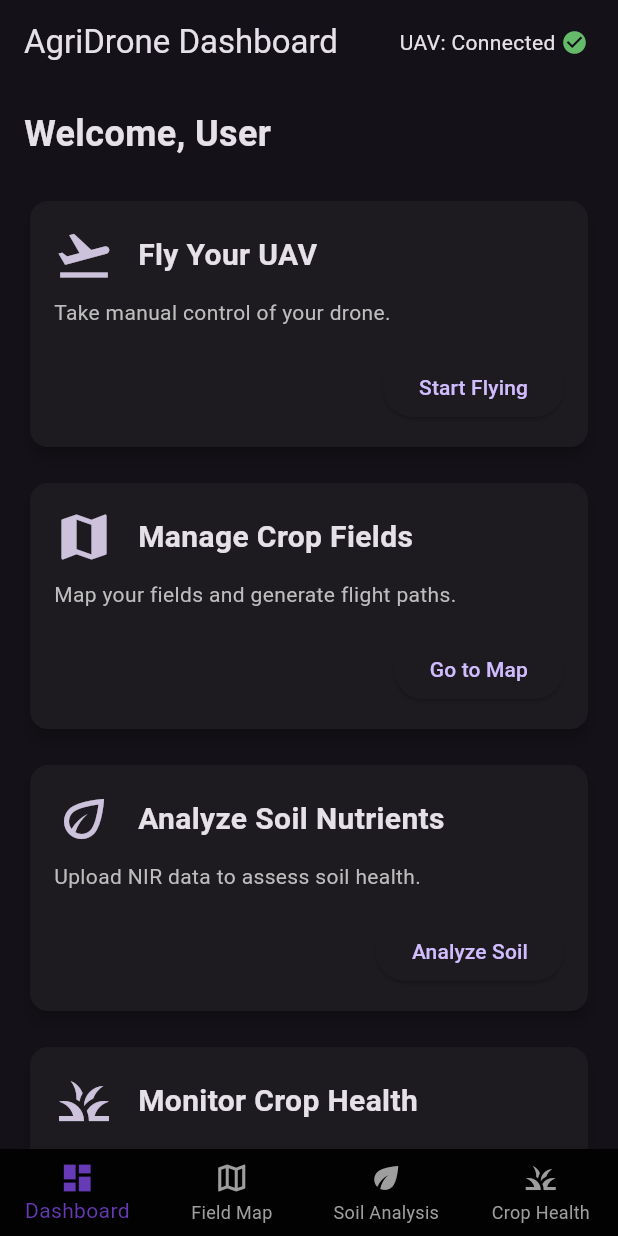
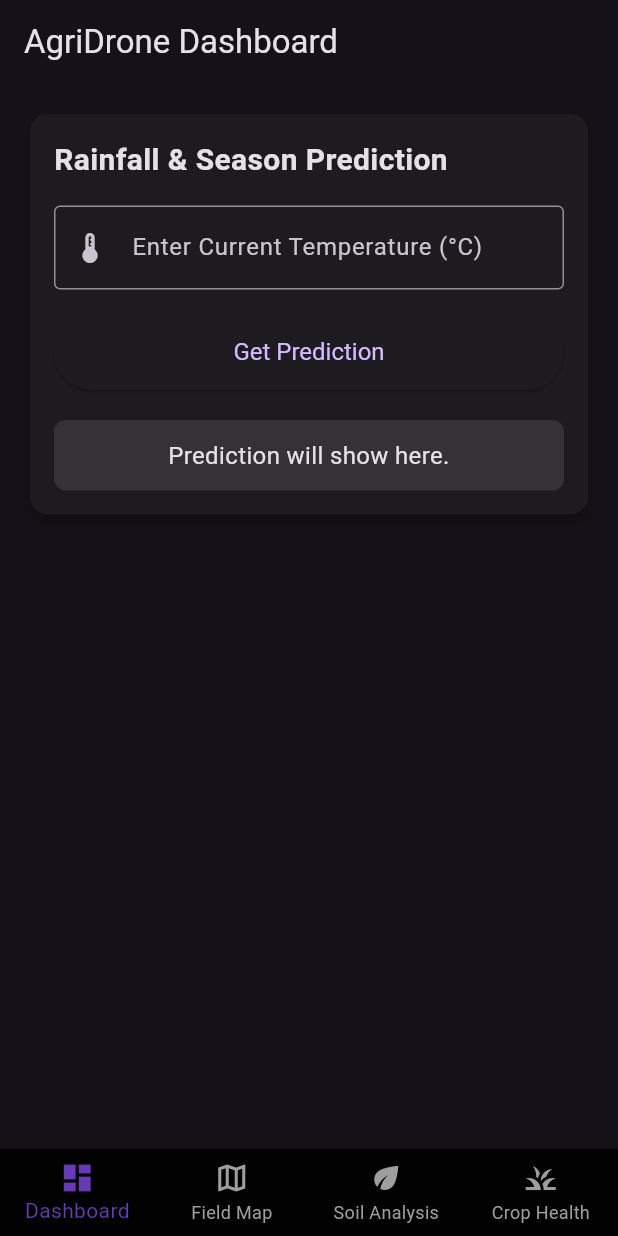
Before and after one commit to Rahul964493/agri_drone_app, a Flutter app: the screen it shows after launch, on a phone screen of 412 x 824 dp. Run offline on Flutter 3.47's test engine with Material 3 defaults, Android fonts, the phone set to English and light mode, and no system bars; our stand-ins replace csv, file_picker, fl_chart, flutter_map, latlong2, shared_preferences; missing offline and left inert: dart_mavlink, flutter_joystick, flutter_libserialport.

Commit message:
new files added

```diff
--- a/lib/dashboard_page.dart
+++ b/lib/dashboard_page.dart
@@ -1,150 +1,146 @@
-import 'package:agri_drone_app/control_page.dart'; // We'll create this later
 import 'package:flutter/material.dart';
+import 'package:http/http.dart' as http; // Import for making API calls
+import 'dart:convert'; // Import for handling JSON data
 
+class DashboardPage extends StatefulWidget {
+  const DashboardPage({super.key});
 
-class DashboardPage extends StatelessWidget {
-  const DashboardPage({super.key});
+  @override
+  State<DashboardPage> createState() => _DashboardPageState();
+}
+
+class _DashboardPageState extends State<DashboardPage> {
+  String _predictionResult = "Prediction will show here.";
+  bool _isLoading = false;
+  final TextEditingController _tempController = TextEditingController();
+
+  // --- Function to get prediction from your Python server ---
+  Future<void> _getPrediction(String temperature) async {
+    if (temperature.isEmpty) {
+      // Show an error if the text field is empty
+      setState(() {
+        _predictionResult = "Please enter a temperature.";
+      });
+      return;
+    }
+
+    setState(() {
+      _isLoading = true;
+      _predictionResult = "Getting prediction...";
+    });
+
+    try {
+      // IMPORTANT: Replace 'YOUR_COMPUTER_IP_ADDRESS' with your actual IP.
+      // Find it using 'ipconfig' on Windows or 'ifconfig' on Mac/Linux.
+      final url = Uri.parse('http://192.168.0.158:5000/predict');
+
+      final response = await http.post(
+        url,
+        headers: {"Content-Type": "application/json"},
+        body: json.encode({'temperature': temperature}),
+      );
+
+      if (response.statusCode == 200) {
+        final Map<String, dynamic> data = json.decode(response.body);
+        setState(() {
+          _predictionResult =
+              "Predicted Season: ${data['predicted_season']}\n"
+              "Predicted Rainfall: ${data['predicted_rainfall']} mm";
+        });
+      } else {
+        // Handle server errors
+        setState(() {
+          _predictionResult = "Error from server: ${response.body}";
+        });
+      }
+    } catch (e) {
+      // Handle connection errors
+      setState(() {
+        _predictionResult = "Error: Could not connect to the server.\n- Is the Python server running?\n- Is your phone on the same Wi-Fi?";
+      });
+    } finally {
+      setState(() {
+        _isLoading = false;
+      });
+    }
+  }
+
+  @override
+  void dispose() {
+    _tempController.dispose();
+    super.dispose();
+  }
 
   @override
   Widget build(BuildContext context) {
     return Scaffold(
       appBar: AppBar(
         title: const Text('AgriDrone Dashboard'),
-        actions: [
-          // UAV Status Indicator
-          Padding(
-            padding: const EdgeInsets.only(right: 20.0),
-            child: Row(
-              children: [
-                const Text('UAV: Connected '),
-                Icon(Icons.check_circle, color: Colors.green.shade400, size: 18),
-              ],
-            ),
-          ),
-        ],
       ),
       body: SingleChildScrollView(
         padding: const EdgeInsets.all(16.0),
         child: Column(
           crossAxisAlignment: CrossAxisAlignment.start,
           children: [
-            // Welcome Header
+            // --- The Prediction Card UI ---
+            Card(
+              elevation: 4,
+              shape: RoundedRectangleBorder(borderRadius: BorderRadius.circular(12)),
+              child: Padding(
+                padding: const EdgeInsets.all(16.0),
+                child: Column(
+                  crossAxisAlignment: CrossAxisAlignment.stretch,
+                  children: [
                     const Text(
-              'Welcome, User',
-              style: TextStyle(fontSize: 24, fontWeight: FontWeight.bold),
-            ),
-            const SizedBox(height: 24),
-
-            // Card Layout
-            DashboardCard(
-              title: 'Fly Your UAV',
-              icon: Icons.flight_takeoff_outlined,
-              subtitle: 'Take manual control of your drone.',
-              buttonText: 'Start Flying',
-              onPressed: () {
-                // Navigate to the full-screen UAV Control Page
-                Navigator.push(
-                  context,
-                  MaterialPageRoute(builder: (context) => const ControlPage()),
-                );
-              },
+                      "Rainfall & Season Prediction",
+                      style: TextStyle(fontSize: 20, fontWeight: FontWeight.bold),
                     ),
                     const SizedBox(height: 16),
-            DashboardCard(
-              title: 'Manage Crop Fields',
-              icon: Icons.map,
-              subtitle: 'Map your fields and generate flight paths.',
-              buttonText: 'Go to Map',
-              onPressed: () {
-                // This will be handled by the bottom navigation bar
-                // but you could add specific navigation here if needed.
-                // For now, we can leave it empty or show a snackbar.
-                ScaffoldMessenger.of(context).showSnackBar(
-                  const SnackBar(content: Text('Please use the bottom navigation bar.')),
-                );
-              },
+                    TextField(
+                      controller: _tempController,
+                      keyboardType: const TextInputType.numberWithOptions(decimal: true),
+                      decoration: const InputDecoration(
+                        labelText: 'Enter Current Temperature (°C)',
+                        border: OutlineInputBorder(),
+                        prefixIcon: Icon(Icons.thermostat),
+                      ),
                     ),
                     const SizedBox(height: 16),
-            DashboardCard(
-              title: 'Analyze Soil Nutrients',
-              icon: Icons.eco_outlined,
-              subtitle: 'Upload NIR data to assess soil health.',
-              buttonText: 'Analyze Soil',
-              onPressed: () {
-                  ScaffoldMessenger.of(context).showSnackBar(
-                  const SnackBar(content: Text('Please use the bottom navigation bar.')),
-                );
-              },
+                    ElevatedButton(
+                      style: ElevatedButton.styleFrom(
+                        padding: const EdgeInsets.symmetric(vertical: 16),
+                        textStyle: const TextStyle(fontSize: 16),
                       ),
-            const SizedBox(height: 16),
-            DashboardCard(
-              title: 'Monitor Crop Health',
-              icon: Icons.grass_outlined,
-              subtitle: 'Assess crop vigor using vegetation indices.',
-              buttonText: 'Monitor Crops',
-              onPressed: () {
-                 ScaffoldMessenger.of(context).showSnackBar(
-                  const SnackBar(content: Text('Please use the bottom navigation bar.')),
-                );
-              },
+                      onPressed: _isLoading ? null : () => _getPrediction(_tempController.text),
+                      child: _isLoading
+                          ? const SizedBox(
+                              height: 20,
+                              width: 20,
+                              child: CircularProgressIndicator(strokeWidth: 3, color: Colors.white),
+                            )
+                          : const Text('Get Prediction'),
                     ),
+                    const SizedBox(height: 20),
+                    Container(
+                      padding: const EdgeInsets.all(12),
+                      decoration: BoxDecoration(
+                        color: Colors.white.withOpacity(0.1),
+                        borderRadius: BorderRadius.circular(8),
+                      ),
+                      child: Text(
+                        _predictionResult,
+                        style: const TextStyle(fontSize: 16),
+                        textAlign: TextAlign.center,
+                      ),
+                    ),
+                  ],
+                ),
+              ),
+            ),
+            // You can add your other dashboard cards here
           ],
         ),
       ),
     );
   }
 }
-
-// A reusable card widget for the dashboard
-class DashboardCard extends StatelessWidget {
-  final String title;
-  final IconData icon;
-  final String subtitle;
-  final String buttonText;
-  final VoidCallback onPressed;
-
-  const DashboardCard({
-    super.key,
-    required this.title,
-    required this.icon,
-    required this.subtitle,
-    required this.buttonText,
-    required this.onPressed,
-  });
-
-  @override
-  Widget build(BuildContext context) {
-    return Card(
-      elevation: 4,
-      shape: RoundedRectangleBorder(borderRadius: BorderRadius.circular(12)),
-      child: Padding(
-        padding: const EdgeInsets.all(16.0),
-        child: Column(
-          crossAxisAlignment: CrossAxisAlignment.start,
-          children: [
-            Row(
-              children: [
-                Icon(icon, size: 40, color: Theme.of(context).colorScheme.secondary),
-                const SizedBox(width: 16),
-                Text(
-                  title,
-                  style: const TextStyle(fontSize: 20, fontWeight: FontWeight.bold),
-                ),
-              ],
-            ),
-            const SizedBox(height: 8),
-            Text(subtitle, style: TextStyle(color: Colors.grey.shade400)),
-            const SizedBox(height: 16),
-            Align(
-              alignment: Alignment.bottomRight,
-              child: ElevatedButton(
-                onPressed: onPressed,
-                child: Text(buttonText),
-              ),
-            ),
-          ],
-        ),
-      ),
-    );
-  }
-}
--- a/pubspec.yaml
+++ b/pubspec.yaml
@@ -35,6 +35,8 @@ dependencies:
   cupertino_icons: ^1.0.2
 
   shared_preferences: ^2.2.3
+
+  http: ^1.2.1
 
   # NEW MAP PACKAGES
   flutter_map: ^8.1.1       # The new map package
```
Also changed, not shown: pubspec.lock. Lines whose indentation alone changed are shown as unchanged.
